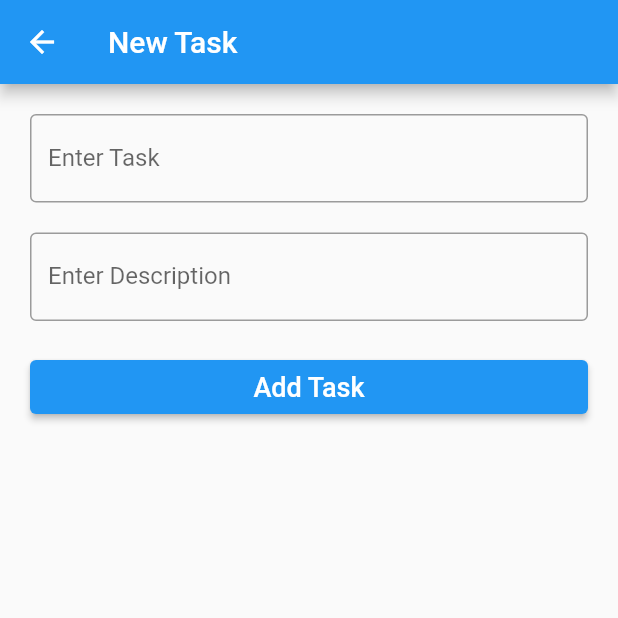
After one commit to Abhiram1819/todo_app, a Flutter app: the screen it shows after launch, after a tap on the "add" icon, on a phone screen of 412 x 824 dp, the top half of it. The commit adds this screen. Run offline on Flutter 3.47's test engine with Material 2 defaults, Android fonts, the phone set to English and light mode, and no system bars; our stand-ins replace google_fonts.

Commit message:
added add_task.dart

```diff
--- a/lib/main.dart
+++ b/lib/main.dart
@@ -1,5 +1,4 @@
 import 'package:flutter/material.dart';
-import 'package:todo_app/auth/authscreen.dart';
 import 'package:todo_app/screens/home.dart';
 
 void main() {
@@ -14,7 +13,7 @@ class MyApp extends StatelessWidget {
   Widget build(BuildContext context) {
     return MaterialApp(
       debugShowCheckedModeBanner: false,
-      home: AuthScreen(),
+      home: Home(),
     );
   }
 }
--- /dev/null
+++ b/lib/screens/add_task.dart
@@ -0,0 +1,52 @@
+import 'package:flutter/material.dart';
+import 'package:google_fonts/google_fonts.dart';
+
+class addtask extends StatefulWidget {
+  const addtask({Key? key}) : super(key: key);
+
+  @override
+  _addtaskState createState() => _addtaskState();
+}
+
+class _addtaskState extends State<addtask> {
+  @override
+  Widget build(BuildContext context) {
+    return Scaffold(
+      appBar: AppBar(
+        title: Text("New Task"),
+      ),
+      body: Container(
+          padding: EdgeInsets.all(20),
+          child: Column(
+            children: [
+              Container(
+                child: TextField(
+                  decoration: InputDecoration(
+                      border: OutlineInputBorder(), labelText: 'Enter Task'),
+                ),
+              ),
+              SizedBox(
+                height: 20,
+              ),
+              Container(
+                child: TextField(
+                  decoration: InputDecoration(
+                      border: OutlineInputBorder(),
+                      labelText: 'Enter Description'),
+                ),
+              ),SizedBox(
+                height: 20,
+              ),
+              Container(
+                width: double.infinity,
+                child: ElevatedButton(
+                  onPressed: () {},
+                  child: Text('Add Task',style: GoogleFonts.roboto(fontSize:18),
+                ),
+              ),
+              )
+            ],
+          )),
+    );
+  }
+}
--- a/lib/screens/home.dart
+++ b/lib/screens/home.dart
@@ -1,7 +1,8 @@
 import 'package:flutter/material.dart';
+import 'package:todo_app/screens/add_task.dart';
 
 class Home extends StatefulWidget {
-  const Home({ Key? key }) : super(key: key);
+  const Home({Key? key}) : super(key: key);
 
   @override
   _HomeState createState() => _HomeState();
@@ -11,8 +12,24 @@ class _HomeState extends State<Home> {
   @override
   Widget build(BuildContext context) {
     return Scaffold(
-      appBar: AppBar(title: Text("TODO"),),
-
+      appBar: AppBar(
+        title: Text("TODO"),
+      ),
+      body: Container(
+        height: MediaQuery.of(context).size.height,
+        width: MediaQuery.of(context).size.width,
+      ),
+      floatingActionButton: FloatingActionButton(
+        child: Icon(
+          Icons.add,
+          color: Colors.white,
+        ),
+        backgroundColor: Colors.blue,
+        onPressed: () {
+          Navigator.push(
+              context, MaterialPageRoute(builder: (context) => addtask()));
+        },
+      ),
     );
   }
 }
```
Also changed, not shown: lib/auth/authform.dart (deleted, +0 -36 lines), lib/auth/authscreen.dart (deleted, +0 -19 lines).
